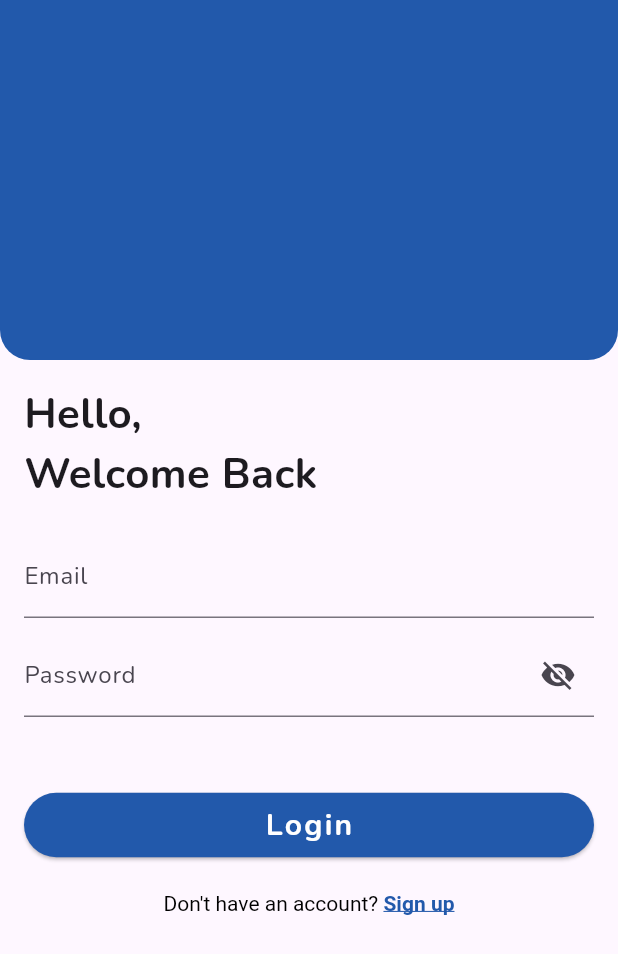
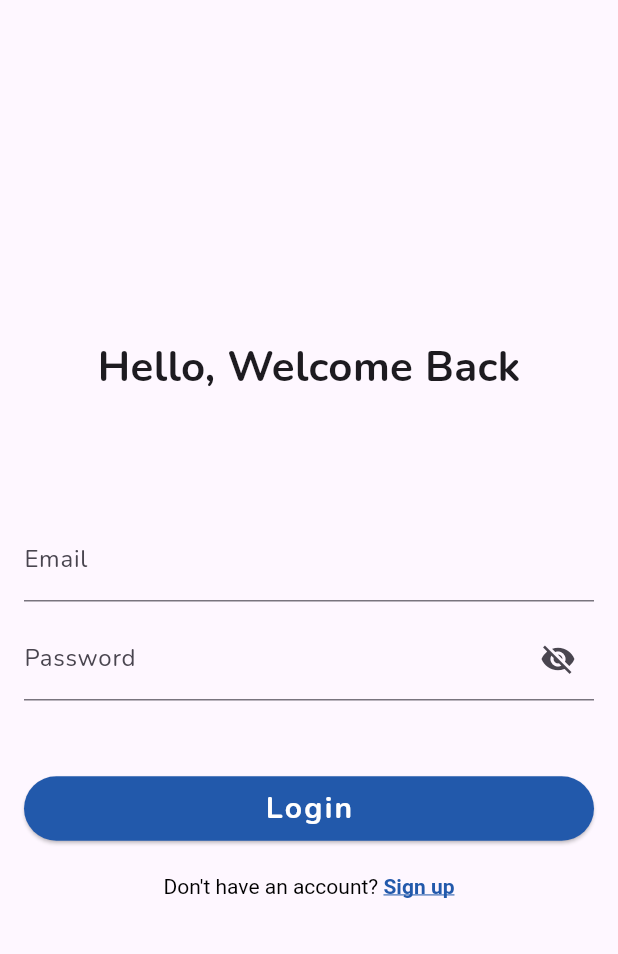
Before and after one commit to rodgerswisdom/Bob_flutter, a Flutter app: the screen it shows after launch, on a phone screen of 412 x 824 dp. Shown: the top 954 px of the screen. Run offline on Flutter 3.47's test engine with Material 3 defaults, Android fonts, the phone set to English and light mode, and no system bars; our stand-ins replace shared_preferences.

Commit message:
feat: Refactor Everything

```diff
--- a/lib/main.dart
+++ b/lib/main.dart
@@ -1,6 +1,6 @@
-import 'package:bob/screens/assesments_screens/assesment0_screen.dart';
-import 'package:bob/screens/assesments_screens/assessment_screen.dart';
-import 'package:bob/screens/login_screen.dart';
+import 'screens/assesments_screens/assesment0_screen.dart';
+import 'screens/assesments_screens/assessment_screen.dart';
+import 'screens/login_screen.dart';
 import 'package:flutter/material.dart';
 import 'screens/register_screen.dart';
 import 'screens/home_screen.dart';
@@ -50,8 +50,8 @@ class MyApp extends StatelessWidget {
         '/me': (context) => const ProfileScreen(),
         '/assessment': (context) => const FinancialAssessmentOnboardingScreen(),
         '/getassesment': (context) => const AssessmentScreen(),
-        '/goals': (context) => GoalsScreen(),
-        '/answers': (context) => AnswersScreen(),
+        '/goals': (context) => const GoalsScreen(),
+        '/answers': (context) => const AnswersScreen(),
       },
     );
   }
--- a/lib/screens/login_screen.dart
+++ b/lib/screens/login_screen.dart
@@ -6,7 +6,7 @@ import '../services/user_service.dart';
 
 class LoginScreen extends StatefulWidget {
   @override
-  State<LoginScreen> createState() => _LoginScreenState();
+  _LoginScreenState createState() => _LoginScreenState();
 }
 
 class _LoginScreenState extends State<LoginScreen> {
@@ -36,28 +36,21 @@ class _LoginScreenState extends State<LoginScreen> {
   @override
   Widget build(BuildContext context) {
     return Scaffold(
-      appBar: AppBar(
-        backgroundColor: const Color(0xFF2259AB),
-        toolbarHeight: 240,
-        shape: const RoundedRectangleBorder(
-          borderRadius: BorderRadius.vertical(
-            bottom: Radius.circular(20),
-          ),
-        ),
-        automaticallyImplyLeading: false,
-      ),
-      body: Padding(
+      resizeToAvoidBottomInset: true, // Ensures the screen resizes when the keyboard appears
+      body: Center(
+        child: SingleChildScrollView(
           padding: const EdgeInsets.all(16.0),
-        child: Form(
-          key: _formKey,
+          child: ConstrainedBox(
+            constraints: const BoxConstraints(maxWidth: 600), // Constrain the width to prevent it from being too wide
             child: Column(
+              mainAxisAlignment: MainAxisAlignment.center, // Center vertically
+              crossAxisAlignment: CrossAxisAlignment.center, // Center horizontally
               children: [
                 const SizedBox(
-                height: 100,
-                width: double.infinity,
+                  height: 90,
                   child: Text(
-                  'Hello, \nWelcome Back',
-                  textAlign: TextAlign.left,
+                    'Hello, Welcome Back',
+                    textAlign: TextAlign.start,
                     style: TextStyle(
                       fontFamily: 'Nunito',
                       fontWeight: FontWeight.bold,
@@ -65,9 +58,15 @@ class _LoginScreenState extends State<LoginScreen> {
                     ),
                   ),
                 ),
+                const SizedBox(height: 30), // Add spacing before the form fields
+                Form(
+                  key: _formKey,
+                  child: Column(
+                    crossAxisAlignment: CrossAxisAlignment.center,
+                    children: [
                       TextFormField(
                         controller: _emailController,
-                decoration:  const InputDecoration(labelText: 'Email'),
+                        decoration: const InputDecoration(labelText: 'Email'),
                         keyboardType: TextInputType.emailAddress,
                         validator: (value) {
                           if (value == null || value.isEmpty) {
@@ -79,7 +78,7 @@ class _LoginScreenState extends State<LoginScreen> {
                       const SizedBox(height: 10),
                       TextFormField(
                         controller: _passwordController,
-                decoration:  InputDecoration(
+                        decoration: InputDecoration(
                           labelText: 'Password',
                           suffixIcon: IconButton(
                             icon: Icon(
@@ -145,8 +144,14 @@ class _LoginScreenState extends State<LoginScreen> {
                                   Navigator.pushNamed(context, '/register');
                                 },
                             ),
-                  ])),
                           ],
+                        ),
+                      ),
+                    ],
+                  ),
+                ),
+              ],
+            ),
           ),
         ),
       ),
--- a/lib/services/user_service.dart
+++ b/lib/services/user_service.dart
@@ -73,7 +73,7 @@ class UserService {
       print('Response status: ${response.statusCode}');
       print('Response body: ${response.body}');
 
-      if (response.statusCode == 201) {
+      if (response.statusCode == 201 || response.statusCode == 200) {
         // Registration successful
         return true;
       } else {
```
Also changed, not shown: lib/screens/answers_screen.dart (+16 -16 lines), lib/screens/goals_screen.dart (+18 -16 lines), lib/screens/home_screen.dart (+14 -0 lines), lib/screens/profile_screen.dart (+0 -9 lines), lib/widgets/goal_widget.dart (+7 -4 lines), lib/widgets/modules_widget.dart (+13 -15 lines), lib/widgets/savings_widget.dart (+7 -3 lines), pubspec.yaml (+10 -69 lines), assets/images/Logo.png (added), assets/images/google-gemini-icon.png (added), assets/images/google-gemini-icon.svg (added), pubspec.lock. Lines whose indentation alone changed are shown as unchanged.
